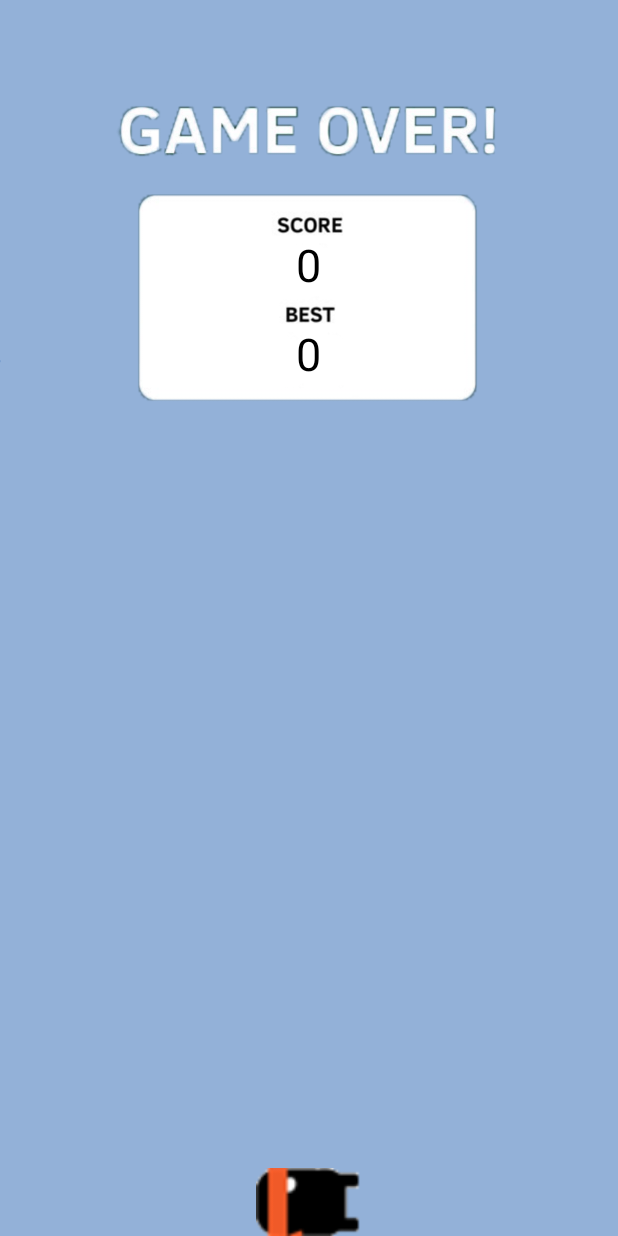
After one commit to nanhtrang/Project-Android, an Android app: the EndActivity screen opened directly, with no data from a screen before it, on a phone screen of 412 x 824 dp. The commit adds this screen. Run offline under Robolectric (Android 15) with nearby library versions, the phone set to English and light mode, and no system bars; Roboto replaces fonts that are not available here; 1 statement that could not run was skipped.

Commit message:
toantd6 add EndActivity

```diff
--- a/Project Android/app/src/main/AndroidManifest.xml
+++ b/Project Android/app/src/main/AndroidManifest.xml
@@ -22,7 +22,8 @@
             android:resource="@array/preloaded_fonts" />
 
         <activity android:name=".GameActivity" />
-        <activity android:name=".Game2Activity"></activity>
+        <activity android:name=".Game2Activity" />
+        <activity android:name=".EndActivity"></activity>
     </application>
 
 </manifest>
--- /dev/null
+++ b/Project Android/app/src/main/java/fu/projectandroid/projectandroid/EndActivity.java
@@ -0,0 +1,47 @@
+package fu.projectandroid.projectandroid;
+
+import android.content.Context;
+import android.content.Intent;
+import android.content.SharedPreferences;
+import android.support.v7.app.AppCompatActivity;
+import android.os.Bundle;
+import android.widget.TextView;
+
+public class EndActivity extends AppCompatActivity {
+
+    private SharedPreferences pref = null;
+    private TextView txtScore;
+    private TextView txtBest;
+    private int best;
+    private int scoreInt;
+    @Override
+    protected void onCreate(Bundle savedInstanceState) {
+        super.onCreate(savedInstanceState);
+        setContentView(R.layout.activity_end);
+        txtScore = findViewById(R.id.txtScore);
+        txtBest = findViewById(R.id.txtBest);
+        setScore();
+    }
+    public void setScore(){
+        Intent intent = getIntent();
+        scoreInt = (int) intent.getExtras().get("score");
+        txtScore.setText(String.valueOf(scoreInt));
+        pref = getSharedPreferences("best", Context.MODE_PRIVATE);
+        best = pref.getInt("best", 0);
+        if (best < scoreInt) {
+            best = scoreInt;
+        }
+        txtBest.setText(String.valueOf(best));
+    }
+
+    @Override
+    protected void onStop() {
+        super.onStop();
+        SharedPreferences.Editor editor = pref.edit();
+        if (best < scoreInt) {
+            best = scoreInt;
+        }
+        editor.putInt("best", best);
+        editor.commit();
+    }
+}
--- /dev/null
+++ b/Project Android/app/src/main/res/layout/activity_end.xml
@@ -0,0 +1,48 @@
+<?xml version="1.0" encoding="utf-8"?>
+<RelativeLayout xmlns:android="http://schemas.android.com/apk/res/android"
+    xmlns:app="http://schemas.android.com/apk/res-auto"
+    xmlns:tools="http://schemas.android.com/tools"
+    android:layout_width="match_parent"
+    android:layout_height="match_parent"
+    android:background="@drawable/end_background"
+    tools:context=".EndActivity">
+
+    <ImageView
+        android:id="@+id/imageView3"
+        android:layout_width="277dp"
+        android:layout_height="281dp"
+        android:layout_alignParentTop="true"
+        android:layout_centerHorizontal="true"
+        android:layout_marginTop="35dp"
+        app:srcCompat="@drawable/board1" />
+
+    <ImageView
+        android:id="@+id/imageView6"
+        android:layout_width="71dp"
+        android:layout_height="45dp"
+        android:layout_alignParentBottom="true"
+        android:layout_centerHorizontal="true"
+        app:srcCompat="@drawable/die" />
+
+    <TextView
+        android:id="@+id/txtBest"
+        android:layout_width="wrap_content"
+        android:layout_height="wrap_content"
+        android:layout_alignParentTop="true"
+        android:layout_centerHorizontal="true"
+        android:layout_marginTop="215dp"
+        android:text="0"
+        android:textColor="@android:color/black"
+        android:textSize="30sp" />
+
+    <TextView
+        android:id="@+id/txtScore"
+        android:layout_width="wrap_content"
+        android:layout_height="wrap_content"
+        android:layout_alignParentTop="true"
+        android:layout_centerHorizontal="true"
+        android:layout_marginTop="156dp"
+        android:text="0"
+        android:textColor="@android:color/black"
+        android:textSize="30sp" />
+</RelativeLayout>
```
Also changed, not shown: Project Android/app/src/main/java/fu/projectandroid/projectandroid/Game2Activity.java (+57 -6 lines), Project Android/app/src/main/res/layout/activity_game2.xml (+42 -0 lines), Project Android/app/src/main/res/drawable/board1.png (added), Project Android/app/src/main/res/drawable/die.png (added), Project Android/app/src/main/res/drawable/end_background.png (added), Project Android/app/src/main/res/drawable/life.png (added).
